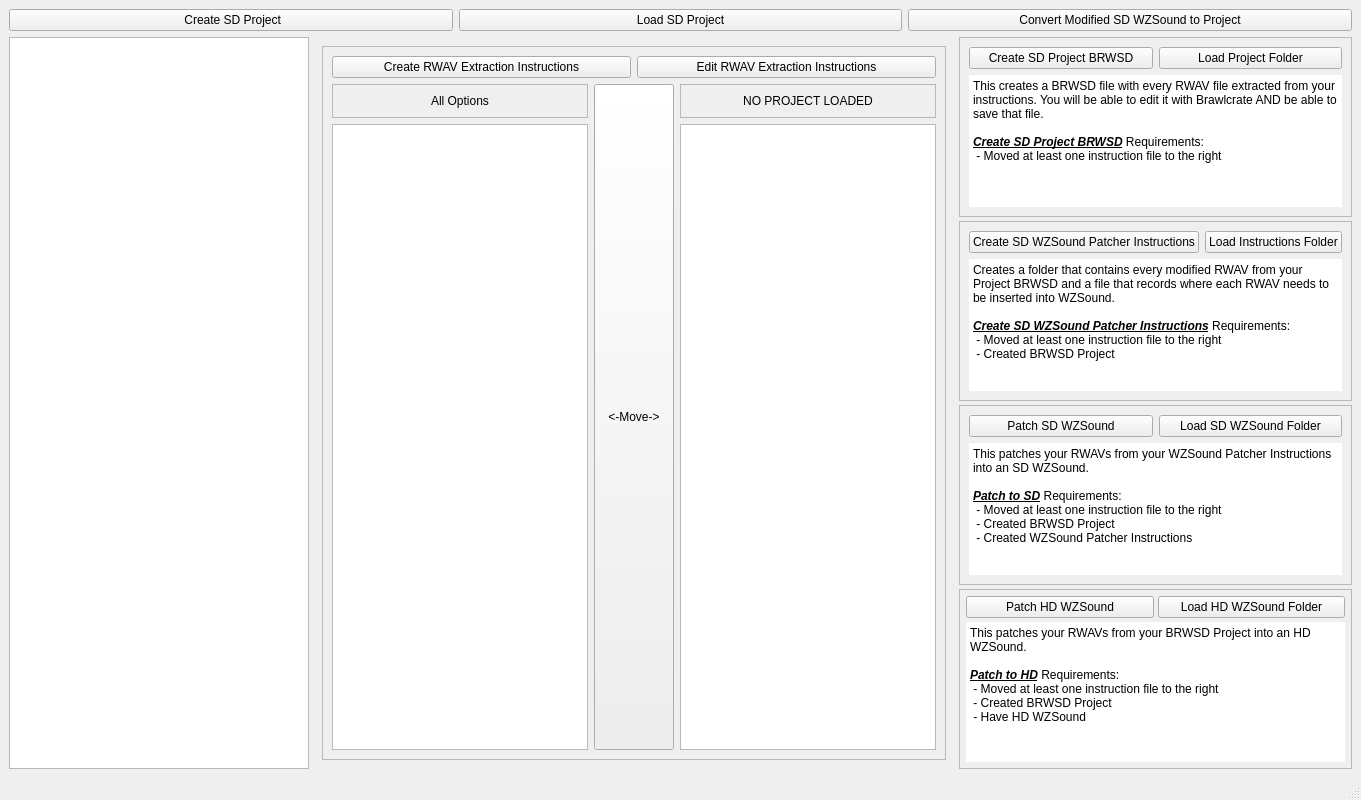
Qt form GUI/form.ui (RayStormThunder/wzsound_patcher_instructions) before a commit.
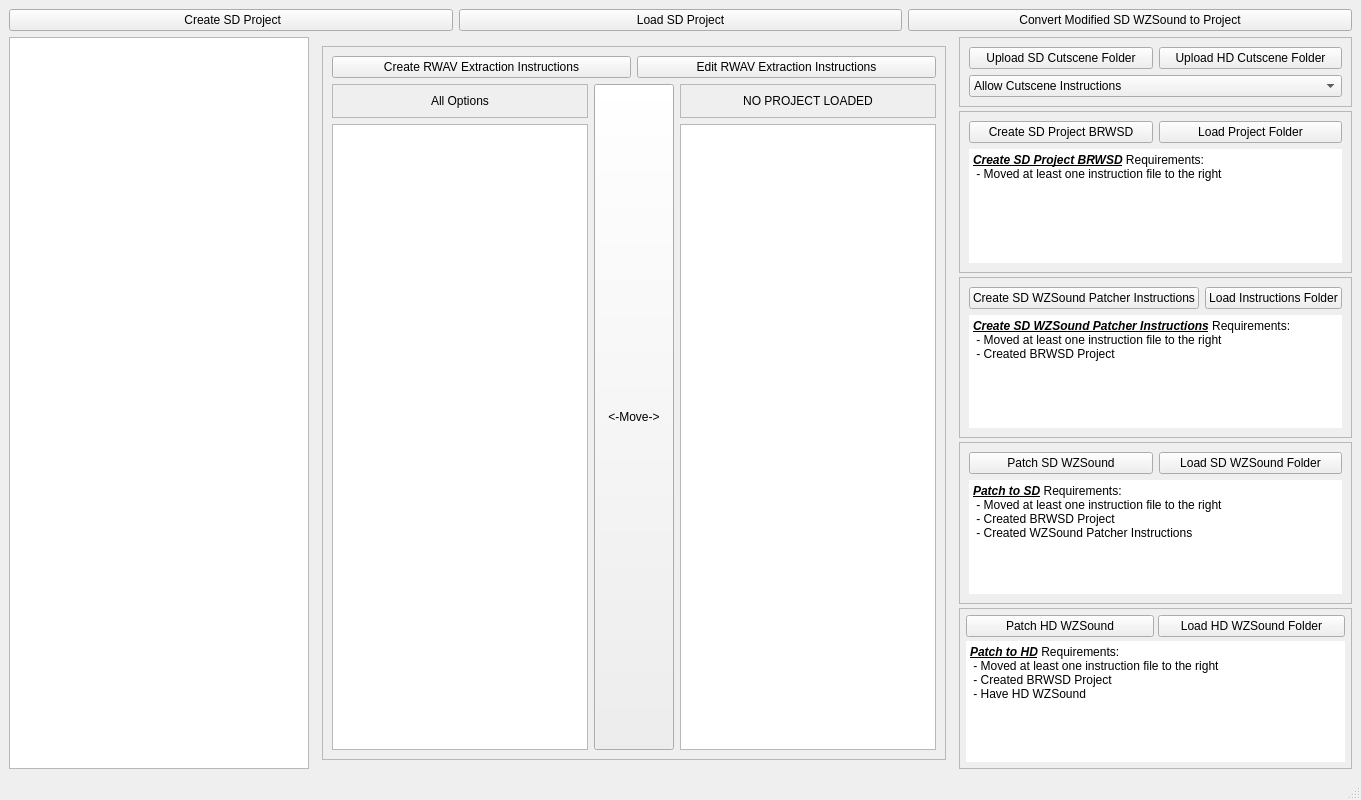
The same form after that commit.

Diff of the .ui file:
```diff
--- a/GUI/form.ui
+++ b/GUI/form.ui
@@ -6,7 +6,7 @@
    <rect>
     <x>0</x>
     <y>0</y>
-    <width>1200</width>
+    <width>1252</width>
     <height>800</height>
    </rect>
   </property>
@@ -262,7 +262,51 @@
          </widget>
         </item>
         <item>
-         <layout class="QVBoxLayout" name="vertical_create" stretch="1,1,1,1">
+         <layout class="QVBoxLayout" name="vertical_create" stretch="1,3,3,3,3">
+          <item>
+           <widget class="QFrame" name="frame">
+            <property name="frameShape">
+             <enum>QFrame::Shape::StyledPanel</enum>
+            </property>
+            <property name="frameShadow">
+             <enum>QFrame::Shadow::Raised</enum>
+            </property>
+            <layout class="QVBoxLayout" name="verticalLayout_4">
+             <item>
+              <layout class="QHBoxLayout" name="horizontalLayout">
+               <item>
+                <widget class="QPushButton" name="button_upload_sd_cutscene">
+                 <property name="text">
+                  <string>Upload SD Cutscene Folder</string>
+                 </property>
+                </widget>
+               </item>
+               <item>
+                <widget class="QPushButton" name="button_upload_hd_cutscene">
+                 <property name="text">
+                  <string>Upload HD Cutscene Folder</string>
+                 </property>
+                </widget>
+               </item>
+              </layout>
+             </item>
+             <item>
+              <widget class="QComboBox" name="combo_allow_cutscene">
+               <item>
+                <property name="text">
+                 <string>Allow Cutscene Instructions</string>
+                </property>
+               </item>
+               <item>
+                <property name="text">
+                 <string>Disallow Cutscene Instructions</string>
+                </property>
+               </item>
+              </widget>
+             </item>
+            </layout>
+           </widget>
+          </item>
           <item>
            <widget class="QFrame" name="frame_1_create_brwsd">
             <property name="frameShape">
@@ -306,8 +350,6 @@
 li.unchecked::marker { content: &quot;\2610&quot;; }
 li.checked::marker { content: &quot;\2612&quot;; }
 &lt;/style&gt;&lt;/head&gt;&lt;body style=&quot; font-family:'Segoe UI'; font-size:9pt; font-weight:400; font-style:normal;&quot;&gt;
-&lt;p style=&quot; margin-top:0px; margin-bottom:0px; margin-left:0px; margin-right:0px; -qt-block-indent:0; text-indent:0px;&quot;&gt;This creates a BRWSD file with every RWAV file extracted from your instructions. You will be able to edit it with Brawlcrate AND be able to save that file.&lt;/p&gt;
-&lt;p style=&quot;-qt-paragraph-type:empty; margin-top:0px; margin-bottom:0px; margin-left:0px; margin-right:0px; -qt-block-indent:0; text-indent:0px;&quot;&gt;&lt;br /&gt;&lt;/p&gt;
 &lt;p style=&quot; margin-top:0px; margin-bottom:0px; margin-left:0px; margin-right:0px; -qt-block-indent:0; text-indent:0px;&quot;&gt;&lt;span style=&quot; font-weight:700; font-style:italic; text-decoration: underline;&quot;&gt;Create SD Project BRWSD&lt;/span&gt; Requirements:&lt;/p&gt;
 &lt;p style=&quot; margin-top:0px; margin-bottom:0px; margin-left:0px; margin-right:0px; -qt-block-indent:0; text-indent:0px;&quot;&gt; - Moved at least one instruction file to the right&lt;/p&gt;&lt;/body&gt;&lt;/html&gt;</string>
                </property>
@@ -359,8 +401,6 @@
 li.unchecked::marker { content: &quot;\2610&quot;; }
 li.checked::marker { content: &quot;\2612&quot;; }
 &lt;/style&gt;&lt;/head&gt;&lt;body style=&quot; font-family:'Segoe UI'; font-size:9pt; font-weight:400; font-style:normal;&quot;&gt;
-&lt;p style=&quot; margin-top:0px; margin-bottom:0px; margin-left:0px; margin-right:0px; -qt-block-indent:0; text-indent:0px;&quot;&gt;Creates a folder that contains every modified RWAV from your Project BRWSD and a file that records where each RWAV needs to be inserted into WZSound.&lt;/p&gt;
-&lt;p style=&quot;-qt-paragraph-type:empty; margin-top:0px; margin-bottom:0px; margin-left:0px; margin-right:0px; -qt-block-indent:0; text-indent:0px;&quot;&gt;&lt;br /&gt;&lt;/p&gt;
 &lt;p style=&quot; margin-top:0px; margin-bottom:0px; margin-left:0px; margin-right:0px; -qt-block-indent:0; text-indent:0px;&quot;&gt;&lt;span style=&quot; font-weight:700; font-style:italic; text-decoration: underline;&quot;&gt;Create SD WZSound Patcher Instructions&lt;/span&gt; Requirements:&lt;/p&gt;
 &lt;p style=&quot; margin-top:0px; margin-bottom:0px; margin-left:0px; margin-right:0px; -qt-block-indent:0; text-indent:0px;&quot;&gt; - Moved at least one instruction file to the right&lt;/p&gt;
 &lt;p style=&quot; margin-top:0px; margin-bottom:0px; margin-left:0px; margin-right:0px; -qt-block-indent:0; text-indent:0px;&quot;&gt; - Created BRWSD Project&lt;/p&gt;&lt;/body&gt;&lt;/html&gt;</string>
@@ -422,8 +462,6 @@
 li.unchecked::marker { content: &quot;\2610&quot;; }
 li.checked::marker { content: &quot;\2612&quot;; }
 &lt;/style&gt;&lt;/head&gt;&lt;body style=&quot; font-family:'Segoe UI'; font-size:9pt; font-weight:400; font-style:normal;&quot;&gt;
-&lt;p style=&quot; margin-top:0px; margin-bottom:0px; margin-left:0px; margin-right:0px; -qt-block-indent:0; text-indent:0px;&quot;&gt;This patches your RWAVs from your WZSound Patcher Instructions into an SD WZSound.&lt;/p&gt;
-&lt;p style=&quot;-qt-paragraph-type:empty; margin-top:0px; margin-bottom:0px; margin-left:0px; margin-right:0px; -qt-block-indent:0; text-indent:0px;&quot;&gt;&lt;br /&gt;&lt;/p&gt;
 &lt;p style=&quot; margin-top:0px; margin-bottom:0px; margin-left:0px; margin-right:0px; -qt-block-indent:0; text-indent:0px;&quot;&gt;&lt;span style=&quot; font-weight:700; font-style:italic; text-decoration: underline;&quot;&gt;Patch to SD&lt;/span&gt; Requirements:&lt;/p&gt;
 &lt;p style=&quot; margin-top:0px; margin-bottom:0px; margin-left:0px; margin-right:0px; -qt-block-indent:0; text-indent:0px;&quot;&gt; - Moved at least one instruction file to the right&lt;/p&gt;
 &lt;p style=&quot; margin-top:0px; margin-bottom:0px; margin-left:0px; margin-right:0px; -qt-block-indent:0; text-indent:0px;&quot;&gt; - Created BRWSD Project&lt;/p&gt;
@@ -492,8 +530,6 @@
 li.unchecked::marker { content: &quot;\2610&quot;; }
 li.checked::marker { content: &quot;\2612&quot;; }
 &lt;/style&gt;&lt;/head&gt;&lt;body style=&quot; font-family:'Segoe UI'; font-size:9pt; font-weight:400; font-style:normal;&quot;&gt;
-&lt;p style=&quot; margin-top:0px; margin-bottom:0px; margin-left:0px; margin-right:0px; -qt-block-indent:0; text-indent:0px;&quot;&gt;This patches your RWAVs from your BRWSD Project into an HD WZSound. &lt;/p&gt;
-&lt;p style=&quot;-qt-paragraph-type:empty; margin-top:0px; margin-bottom:0px; margin-left:0px; margin-right:0px; -qt-block-indent:0; text-indent:0px;&quot;&gt;&lt;br /&gt;&lt;/p&gt;
 &lt;p style=&quot; margin-top:0px; margin-bottom:0px; margin-left:0px; margin-right:0px; -qt-block-indent:0; text-indent:0px;&quot;&gt;&lt;span style=&quot; font-weight:700; font-style:italic; text-decoration: underline;&quot;&gt;Patch to HD&lt;/span&gt; Requirements:&lt;/p&gt;
 &lt;p style=&quot; margin-top:0px; margin-bottom:0px; margin-left:0px; margin-right:0px; -qt-block-indent:0; text-indent:0px;&quot;&gt; - Moved at least one instruction file to the right&lt;/p&gt;
 &lt;p style=&quot; margin-top:0px; margin-bottom:0px; margin-left:0px; margin-right:0px; -qt-block-indent:0; text-indent:0px;&quot;&gt; - Created BRWSD Project&lt;/p&gt;
```
Left out of the diff: 2 changed lines with no effect on the pictures.
